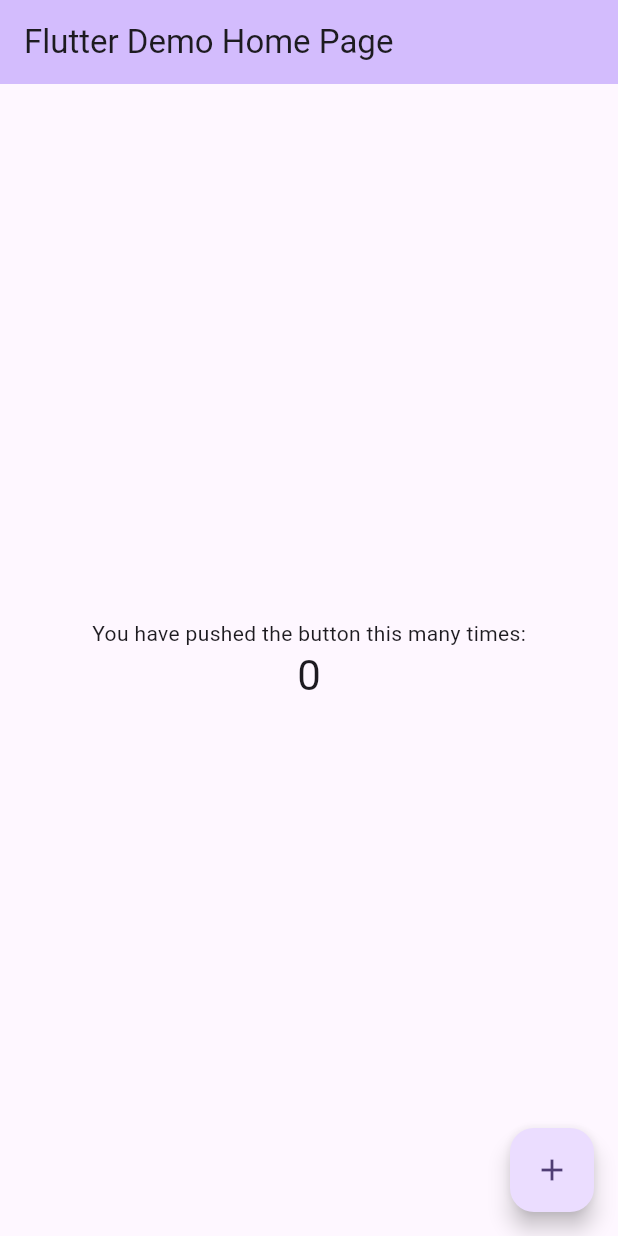
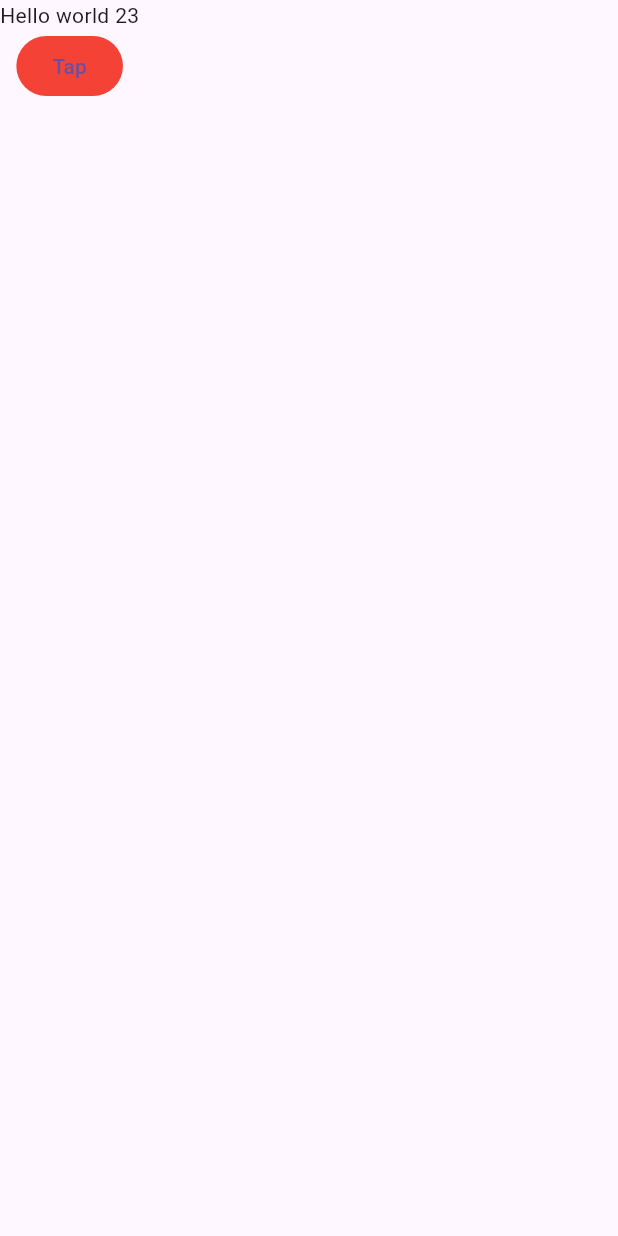
Before and after one commit to rubysky17/finance_app, a Flutter app: the screen it shows after launch, on a phone screen of 412 x 824 dp. Run offline on Flutter 3.47's test engine with Material 3 defaults, Android fonts, the phone set to English and light mode, and no system bars; our stand-ins replace flutter_redux, redux.

Commit message:
feat: add redux client

```diff
--- a/client/lib/main.dart
+++ b/client/lib/main.dart
@@ -1,125 +1,13 @@
+import 'package:client/redux_app.dart';
+import 'package:client/store/store.dart';
 import 'package:flutter/material.dart';
 
 void main() {
-  runApp(const MyApp());
+  //**
+  // Create Store with Global App
+  // createStore methods from store.dart
+  // */
+  final store = createStore();
+
+  runApp(ReduxApp(store: store));
 }
-
-class MyApp extends StatelessWidget {
-  const MyApp({super.key});
-
-  // This widget is the root of your application.
-  @override
-  Widget build(BuildContext context) {
-    return MaterialApp(
-      title: 'Flutter Demo',
-      theme: ThemeData(
-        // This is the theme of your application.
-        //
-        // TRY THIS: Try running your application with "flutter run". You'll see
-        // the application has a purple toolbar. Then, without quitting the app,
-        // try changing the seedColor in the colorScheme below to Colors.green
-        // and then invoke "hot reload" (save your changes or press the "hot
-        // reload" button in a Flutter-supported IDE, or press "r" if you used
-        // the command line to start the app).
-        //
-        // Notice that the counter didn't reset back to zero; the application
-        // state is not lost during the reload. To reset the state, use hot
-        // restart instead.
-        //
-        // This works for code too, not just values: Most code changes can be
-        // tested with just a hot reload.
-        colorScheme: ColorScheme.fromSeed(seedColor: Colors.deepPurple),
-        useMaterial3: true,
-      ),
-      home: const MyHomePage(title: 'Flutter Demo Home Page'),
-    );
-  }
-}
-
-class MyHomePage extends StatefulWidget {
-  const MyHomePage({super.key, required this.title});
-
-  // This widget is the home page of your application. It is stateful, meaning
-  // that it has a State object (defined below) that contains fields that affect
-  // how it looks.
-
-  // This class is the configuration for the state. It holds the values (in this
-  // case the title) provided by the parent (in this case the App widget) and
-  // used by the build method of the State. Fields in a Widget subclass are
-  // always marked "final".
-
-  final String title;
-
-  @override
-  State<MyHomePage> createState() => _MyHomePageState();
-}
-
-class _MyHomePageState extends State<MyHomePage> {
-  int _counter = 0;
-
-  void _incrementCounter() {
-    setState(() {
-      // This call to setState tells the Flutter framework that something has
-      // changed in this State, which causes it to rerun the build method below
-      // so that the display can reflect the updated values. If we changed
-      // _counter without calling setState(), then the build method would not be
-      // called again, and so nothing would appear to happen.
-      _counter++;
-    });
-  }
-
-  @override
-  Widget build(BuildContext context) {
-    // This method is rerun every time setState is called, for instance as done
-    // by the _incrementCounter method above.
-    //
-    // The Flutter framework has been optimized to make rerunning build methods
-    // fast, so that you can just rebuild anything that needs updating rather
-    // than having to individually change instances of widgets.
-    return Scaffold(
-      appBar: AppBar(
-        // TRY THIS: Try changing the color here to a specific color (to
-        // Colors.amber, perhaps?) and trigger a hot reload to see the AppBar
-        // change color while the other colors stay the same.
-        backgroundColor: Theme.of(context).colorScheme.inversePrimary,
-        // Here we take the value from the MyHomePage object that was created by
-        // the App.build method, and use it to set our appbar title.
-        title: Text(widget.title),
-      ),
-      body: Center(
-        // Center is a layout widget. It takes a single child and positions it
-        // in the middle of the parent.
-        child: Column(
-          // Column is also a layout widget. It takes a list of children and
-          // arranges them vertically. By default, it sizes itself to fit its
-          // children horizontally, and tries to be as tall as its parent.
-          //
-          // Column has various properties to control how it sizes itself and
-          // how it positions its children. Here we use mainAxisAlignment to
-          // center the children vertically; the main axis here is the vertical
-          // axis because Columns are vertical (the cross axis would be
-          // horizontal).
-          //
-          // TRY THIS: Invoke "debug painting" (choose the "Toggle Debug Paint"
-          // action in the IDE, or press "p" in the console), to see the
-          // wireframe for each widget.
-          mainAxisAlignment: MainAxisAlignment.center,
-          children: <Widget>[
-            const Text(
-              'You have pushed the button this many times:',
-            ),
-            Text(
-              '$_counter',
-              style: Theme.of(context).textTheme.headlineMedium,
-            ),
-          ],
-        ),
-      ),
-      floatingActionButton: FloatingActionButton(
-        onPressed: _incrementCounter,
-        tooltip: 'Increment',
-        child: const Icon(Icons.add),
-      ), // This trailing comma makes auto-formatting nicer for build methods.
-    );
-  }
-}
--- /dev/null
+++ b/client/lib/redux_app.dart
@@ -0,0 +1,37 @@
+// Packages
+import 'package:flutter/material.dart';
+import 'package:flutter_redux/flutter_redux.dart';
+import 'package:redux/redux.dart';
+
+// State
+import 'package:client/store/reducers/app.state.dart';
+
+// Screen
+import 'package:client/screen/main/index.dart';
+
+class ReduxApp extends StatelessWidget {
+  final Store<AppState> store;
+
+  ReduxApp({
+    required this.store,
+  }) : super();
+
+  @override
+  Widget build(BuildContext context) {
+    return StoreProvider<AppState>(
+      store: store,
+      child: MaterialApp(
+        debugShowCheckedModeBanner: false,
+        title: 'Demo',
+        theme: ThemeData(
+          primarySwatch: Colors.blue,
+        ),
+        routes: <String, WidgetBuilder>{
+          '/': (BuildContext context) {
+            return MainScreen();
+          }
+        },
+      ),
+    );
+  }
+}
--- /dev/null
+++ b/client/lib/screen/login/index.dart
@@ -0,0 +1,12 @@
+import 'package:flutter/material.dart';
+
+class LoginPage extends StatelessWidget {
+  const LoginPage({super.key});
+
+  @override
+  Widget build(BuildContext context) {
+    return const Scaffold(
+      body: Text("this is LoginPage"),
+    );
+  }
+}
--- /dev/null
+++ b/client/lib/screen/main/containers.dart
@@ -0,0 +1,10 @@
+import 'package:flutter/material.dart';
+
+class MainScreen extends StatelessWidget {
+  const MainScreen({Key? key}) : super(key: key);
+
+  @override
+  Widget build(BuildContext context) {
+    return Container();
+  }
+}
--- /dev/null
+++ b/client/lib/screen/main/index.dart
@@ -0,0 +1,51 @@
+import 'package:client/store/reducers/app.state.dart';
+import 'package:client/store/selectors/selectors.dart';
+import 'package:flutter/material.dart';
+
+import 'package:flutter_redux/flutter_redux.dart';
+import 'package:redux/redux.dart';
+
+class MainScreen extends StatelessWidget {
+  const MainScreen({Key? key}) : super(key: key);
+
+  @override
+  Widget build(BuildContext context) {
+    return StoreConnector<AppState, _ViewModel>(
+      distinct: true,
+      converter: (store) => _ViewModel.fromStore(store),
+      builder: (BuildContext context, _ViewModel viewModel) {
+        return Scaffold(
+          body: Column(children: [
+            Text("Hello world ${viewModel.numberCount}"),
+            ElevatedButton(
+              child: Text("Tap"),
+              style: ElevatedButton.styleFrom(
+                primary: Colors.red,
+                elevation: 0,
+              ),
+              onPressed: () {
+                print("Counter pressed!");
+              },
+            ),
+          ]),
+        );
+      },
+    );
+  }
+}
+
+class _ViewModel {
+  final int numberCount;
+  final Function() onIncrease;
+
+  _ViewModel({
+    required this.numberCount,
+    required this.onIncrease,
+  });
+
+  static _ViewModel fromStore(Store<AppState> store) {
+    return _ViewModel(
+        numberCount: counterIntSelector(store.state),
+        onIncrease: () => store.dispatch());
+  }
+}
--- /dev/null
+++ b/client/lib/store/reducers/app.middleware.dart
@@ -0,0 +1,11 @@
+
+import 'package:redux/redux.dart';
+import './app.state.dart';
+
+List<Middleware<AppState>> appMiddleware() {
+//   final Middleware<AppState> _login = login(_repo);
+
+return [
+    // TypedMiddleware<AppState, LoginAction>(_login),
+];
+}
--- /dev/null
+++ b/client/lib/store/reducers/app.reducer.dart
@@ -0,0 +1,8 @@
+import 'package:client/store/reducers/counter/counter.reducer.dart';
+
+// Import Reducers
+import './app.state.dart';
+
+AppState appReducer(AppState state, action) => AppState(
+      counterState: counterReducer(state.counterState, action),
+    );
--- /dev/null
+++ b/client/lib/store/reducers/app.state.dart
@@ -0,0 +1,29 @@
+// Import Other States
+import 'counter/counter.state.dart';
+
+class AppState {
+  final CounterState counterState;
+
+  AppState({
+    required this.counterState,
+  });
+
+  factory AppState.initial() {
+    return AppState(
+      counterState: CounterState.initial(),
+    );
+  }
+
+  @override
+  bool operator ==(other) =>
+      identical(this, other) ||
+      other is AppState && counterState == other.counterState;
+
+  @override
+  int get hashCode => counterState.hashCode;
+
+  @override
+  String toString() {
+    return "AppState { }";
+  }
+}
--- /dev/null
+++ b/client/lib/store/reducers/counter.state.dart
@@ -0,0 +1,27 @@
+
+class CounterState {
+	final bool loading;
+	final String error;
+
+	CounterState(this.loading, this.error);
+
+	factory CounterState.initial() => CounterState(false, '');
+
+	CounterState copyWith({bool? loading, String? error}) =>
+		CounterState(loading ?? this.loading, error ?? this.error);
+
+	@override
+	bool operator ==(other) =>
+		identical(this, other) ||
+		other is CounterState &&
+			runtimeType == other.runtimeType &&
+			loading == other.loading &&
+			error == other.error;
+
+	@override
+	int get hashCode =>
+		super.hashCode ^ runtimeType.hashCode ^ loading.hashCode ^ error.hashCode;
+
+	@override
+	String toString() => "CounterState { loading: $loading,  error: $error}";
+}
--- /dev/null
+++ b/client/lib/store/reducers/counter/counter.action.dart
@@ -0,0 +1,28 @@
+import 'package:flutter/material.dart';
+
+class CounterAction {
+  @override
+  String toString() {
+    return 'CounterAction { }';
+  }
+}
+
+class CounterIncreaseAction {
+  CounterIncreaseAction();
+
+  @override
+  String toString() {
+    return 'CounterSuccessAction { isSuccess:  }';
+  }
+}
+
+class CounterFailedAction {
+  final String error;
+
+  CounterFailedAction({required this.error});
+
+  @override
+  String toString() {
+    return 'CounterFailedAction { error: $error }';
+  }
+}
--- /dev/null
+++ b/client/lib/store/reducers/counter/counter.middleware.dart
@@ -0,0 +1,14 @@
+import 'package:client/store/reducers/app.state.dart';
+import 'package:redux/redux.dart';
+
+Middleware<AppState> getCounter() {
+  return (Store<AppState> store, action, NextDispatcher dispatch) async {
+    dispatch(action);
+    try {
+      // TODO: Write here your middleware logic and api calls
+    } catch (error) {
+      // TODO: API Error handling
+      print(error);
+    }
+  };
+}
--- /dev/null
+++ b/client/lib/store/reducers/counter/counter.reducer.dart
@@ -0,0 +1,4 @@
+import 'package:redux/redux.dart';
+import './counter.state.dart';
+
+final counterReducer = combineReducers<CounterState>([]);
--- /dev/null
+++ b/client/lib/store/reducers/counter/counter.state.dart
@@ -0,0 +1,32 @@
+import 'package:client/screen/main/index.dart';
+import 'package:flutter/material.dart';
+
+class CounterState {
+  final int numberCount;
+
+  CounterState(
+    this.numberCount,
+  );
+
+  factory CounterState.initial() => CounterState(
+        23,
+      );
+
+  CounterState copyWith({int? numberCount, Widget? mainScreen}) => CounterState(
+        numberCount ?? this.numberCount,
+      );
+
+  @override
+  bool operator ==(other) =>
+      identical(this, other) ||
+      other is CounterState &&
+          runtimeType == other.runtimeType &&
+          numberCount == other.numberCount;
+
+  @override
+  int get hashCode =>
+      super.hashCode ^ numberCount.hashCode ^ runtimeType.hashCode;
+
+  @override
+  String toString() => "CounterState { numberCount: $numberCount}";
+}
--- /dev/null
+++ b/client/lib/store/selectors/selectors.dart
@@ -0,0 +1,3 @@
+import '../reducers/app.state.dart';
+
+int counterIntSelector(AppState state) => state.counterState.numberCount;
--- /dev/null
+++ b/client/lib/store/store.dart
@@ -0,0 +1,11 @@
+import 'package:client/store/reducers/app.reducer.dart';
+import 'package:client/store/reducers/app.state.dart';
+import 'package:redux/redux.dart';
+
+Store<AppState> createStore() {
+  return Store(
+    appReducer,
+    initialState: AppState.initial(),
+    distinct: true,
+  );
+}
--- a/client/pubspec.yaml
+++ b/client/pubspec.yaml
@@ -35,6 +35,8 @@ dependencies:
   # The following adds the Cupertino Icons font to your application.
   # Use with the CupertinoIcons class for iOS style icons.
   cupertino_icons: ^1.0.2
+  flutter_redux: ^0.10.0
+  redux: ^5.0.0
 
 dev_dependencies:
   flutter_test:
@@ -45,7 +47,6 @@ dev_dependencies:
   # activated in the `analysis_options.yaml` file located at the root of your
   # package. See that file for information about deactivating specific lint
   # rules and activating additional ones.
-  flutter_lints: ^2.0.0
 
 # For information on the generic Dart part of this file, see the
 # following page: https://dart.dev/tools/pub/pubspec
```
Also changed, not shown: client/pubspec.lock, 3 other files.
